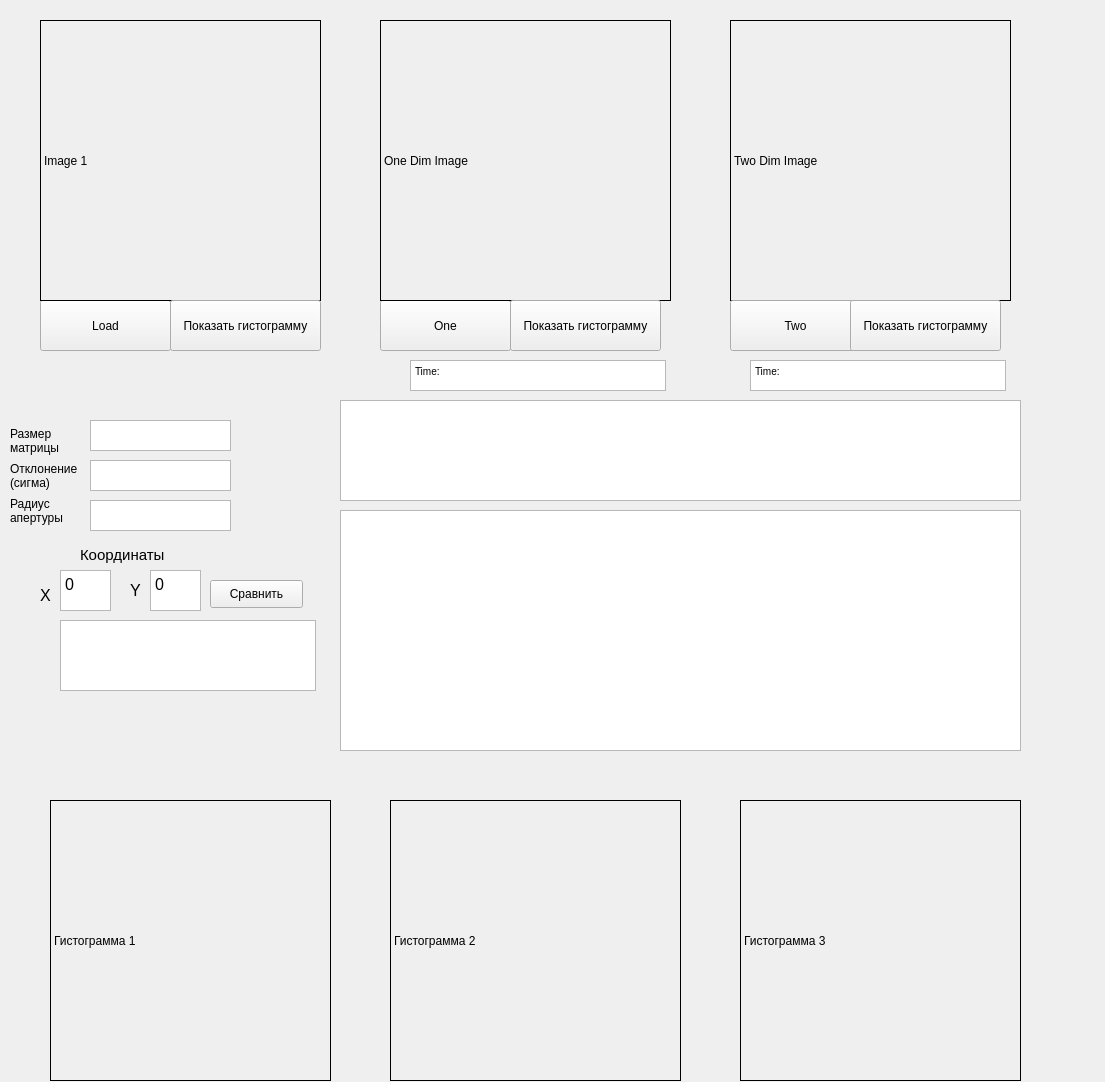
Above: form.ui from YongminK/edit-image-py before the change. Below: the same form after it.
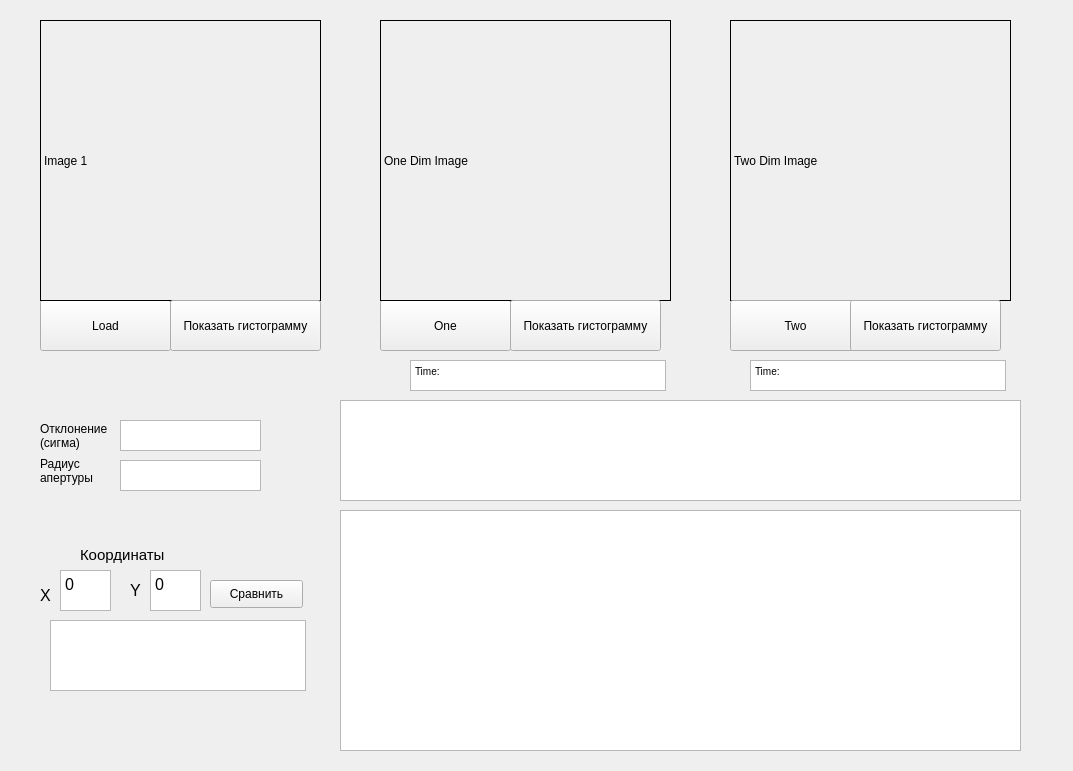
That is the form after the change.

What changed in the file:
```diff
--- a/form.ui
+++ b/form.ui
@@ -6,8 +6,8 @@
    <rect>
     <x>0</x>
     <y>0</y>
-    <width>1105</width>
-    <height>1082</height>
+    <width>1073</width>
+    <height>771</height>
    </rect>
   </property>
   <property name="windowTitle">
@@ -144,21 +144,11 @@
     </rect>
    </property>
   </widget>
-  <widget class="QTextEdit" name="editSize">
-   <property name="geometry">
-    <rect>
-     <x>90</x>
-     <y>420</y>
-     <width>141</width>
-     <height>31</height>
-    </rect>
-   </property>
-  </widget>
   <widget class="QTextEdit" name="editSigma">
    <property name="geometry">
     <rect>
-     <x>90</x>
-     <y>460</y>
+     <x>120</x>
+     <y>420</y>
      <width>141</width>
      <height>31</height>
     </rect>
@@ -167,37 +157,18 @@
   <widget class="QTextEdit" name="editRadius">
    <property name="geometry">
     <rect>
-     <x>90</x>
-     <y>500</y>
+     <x>120</x>
+     <y>460</y>
      <width>141</width>
      <height>31</height>
     </rect>
    </property>
   </widget>
-  <widget class="QLabel" name="label_2">
-   <property name="geometry">
-    <rect>
-     <x>10</x>
-     <y>420</y>
-     <width>51</width>
-     <height>41</height>
-    </rect>
-   </property>
-   <property name="text">
-    <string>Размер матрицы</string>
-   </property>
-   <property name="scaledContents">
-    <bool>false</bool>
-   </property>
-   <property name="wordWrap">
-    <bool>true</bool>
-   </property>
-  </widget>
   <widget class="QLabel" name="label_3">
    <property name="geometry">
     <rect>
-     <x>10</x>
-     <y>450</y>
+     <x>40</x>
+     <y>410</y>
      <width>71</width>
      <height>51</height>
     </rect>
@@ -212,8 +183,8 @@
   <widget class="QLabel" name="label_4">
    <property name="geometry">
     <rect>
-     <x>10</x>
-     <y>490</y>
+     <x>40</x>
+     <y>450</y>
      <width>61</width>
      <height>41</height>
     </rect>
@@ -324,7 +295,7 @@
   <widget class="QTextBrowser" name="browseBright">
    <property name="geometry">
     <rect>
-     <x>60</x>
+     <x>50</x>
      <y>620</y>
      <width>256</width>
      <height>71</height>
@@ -370,54 +341,6 @@
     <string>Показать гистограмму</string>
    </property>
   </widget>
-  <widget class="QLabel" name="hist">
-   <property name="geometry">
-    <rect>
-     <x>50</x>
-     <y>800</y>
-     <width>281</width>
-     <height>281</height>
-    </rect>
-   </property>
-   <property name="frameShape">
-    <enum>QFrame::Box</enum>
-   </property>
-   <property name="text">
-    <string>Гистограмма 1</string>
-   </property>
-  </widget>
-  <widget class="QLabel" name="hist_3">
-   <property name="geometry">
-    <rect>
-     <x>740</x>
-     <y>800</y>
-     <width>281</width>
-     <height>281</height>
-    </rect>
-   </property>
-   <property name="frameShape">
-    <enum>QFrame::Box</enum>
-   </property>
-   <property name="text">
-    <string>Гистограмма 3</string>
-   </property>
-  </widget>
-  <widget class="QLabel" name="hist_2">
-   <property name="geometry">
-    <rect>
-     <x>390</x>
-     <y>800</y>
-     <width>291</width>
-     <height>281</height>
-    </rect>
-   </property>
-   <property name="frameShape">
-    <enum>QFrame::Box</enum>
-   </property>
-   <property name="text">
-    <string>Гистограмма 2</string>
-   </property>
-  </widget>
  </widget>
  <resources/>
  <connections/>
```
